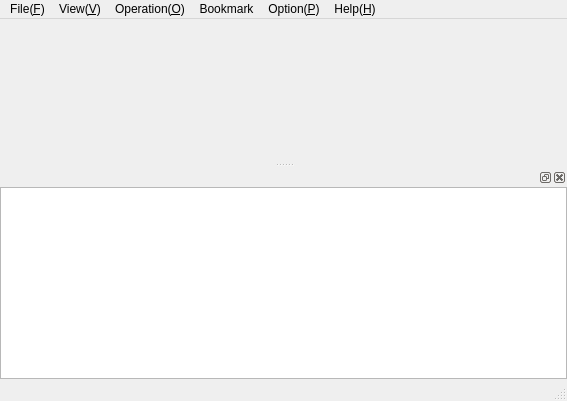
Above: mainwindow.ui from haraki/farman before the change. Below: the same form after it.
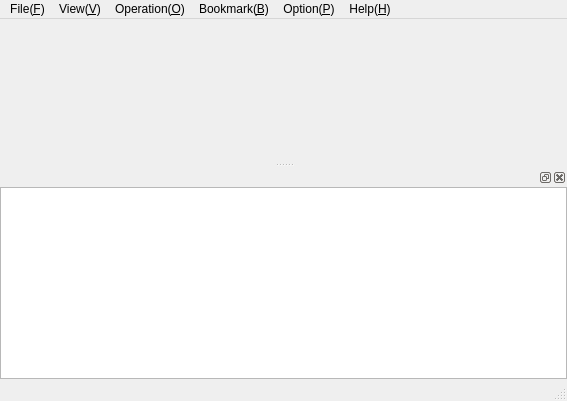
That is the form after the change.

Commit message: add access keys.(refs #78)

```diff
--- a/mainwindow.ui
+++ b/mainwindow.ui
@@ -64,7 +64,7 @@
      <x>0</x>
      <y>0</y>
      <width>567</width>
-     <height>22</height>
+     <height>21</height>
     </rect>
    </property>
    <widget class="QMenu" name="menuView">
@@ -122,7 +122,7 @@
    </widget>
    <widget class="QMenu" name="menuBookmark">
     <property name="title">
-     <string>Bookmark</string>
+     <string>Bookmark(&amp;B)</string>
     </property>
     <addaction name="actionBookmark"/>
     <addaction name="actionSelectStorageBookmark"/>
```
Left out of the diff: 6 changed lines with no effect on the pictures.
